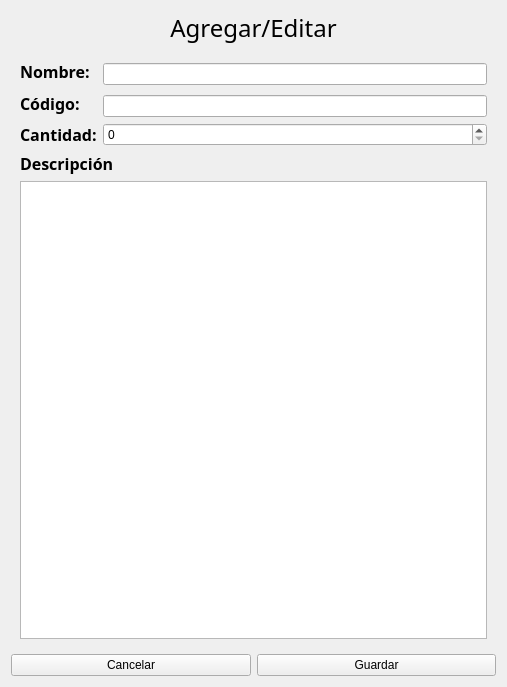
This is codigos/curso_medio/project_final/form_add_edit.ui in jalmx/curso_python as Qt 5 draws it before an edit. The edited form follows.
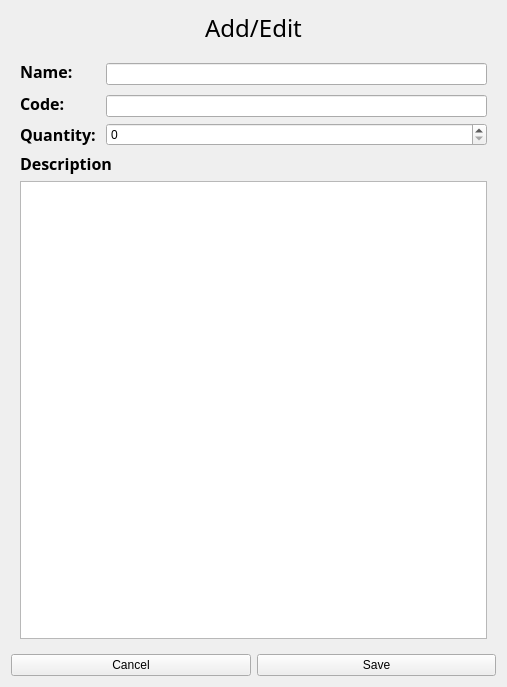
This is the edited form.

Diff of the .ui file:
```diff
--- a/codigos/curso_medio/project_final/form_add_edit.ui
+++ b/codigos/curso_medio/project_final/form_add_edit.ui
@@ -26,7 +26,7 @@
       </font>
      </property>
      <property name="text">
-      <string>Agregar/Editar</string>
+      <string>Add/Edit</string>
      </property>
      <property name="alignment">
       <set>Qt::AlignmentFlag::AlignCenter</set>
@@ -48,7 +48,7 @@
            </font>
           </property>
           <property name="text">
-           <string>Nombre:</string>
+           <string>Name:</string>
           </property>
          </widget>
         </item>
@@ -65,7 +65,7 @@
            </font>
           </property>
           <property name="text">
-           <string>Código:</string>
+           <string>Code:</string>
           </property>
          </widget>
         </item>
@@ -82,7 +82,7 @@
            </font>
           </property>
           <property name="text">
-           <string>Cantidad:</string>
+           <string>Quantity: </string>
           </property>
          </widget>
         </item>
@@ -103,7 +103,7 @@
            </font>
           </property>
           <property name="text">
-           <string>Descripción</string>
+           <string>Description</string>
           </property>
          </widget>
         </item>
@@ -120,14 +120,14 @@
      <item>
       <widget class="QPushButton" name="pushButton_2">
        <property name="text">
-        <string>Cancelar</string>
+        <string>Cancel</string>
        </property>
       </widget>
      </item>
      <item>
       <widget class="QPushButton" name="pushButton">
        <property name="text">
-        <string>Guardar</string>
+        <string>Save</string>
        </property>
       </widget>
      </item>
```
Left out of the diff: 12 changed lines with no effect on the pictures.
